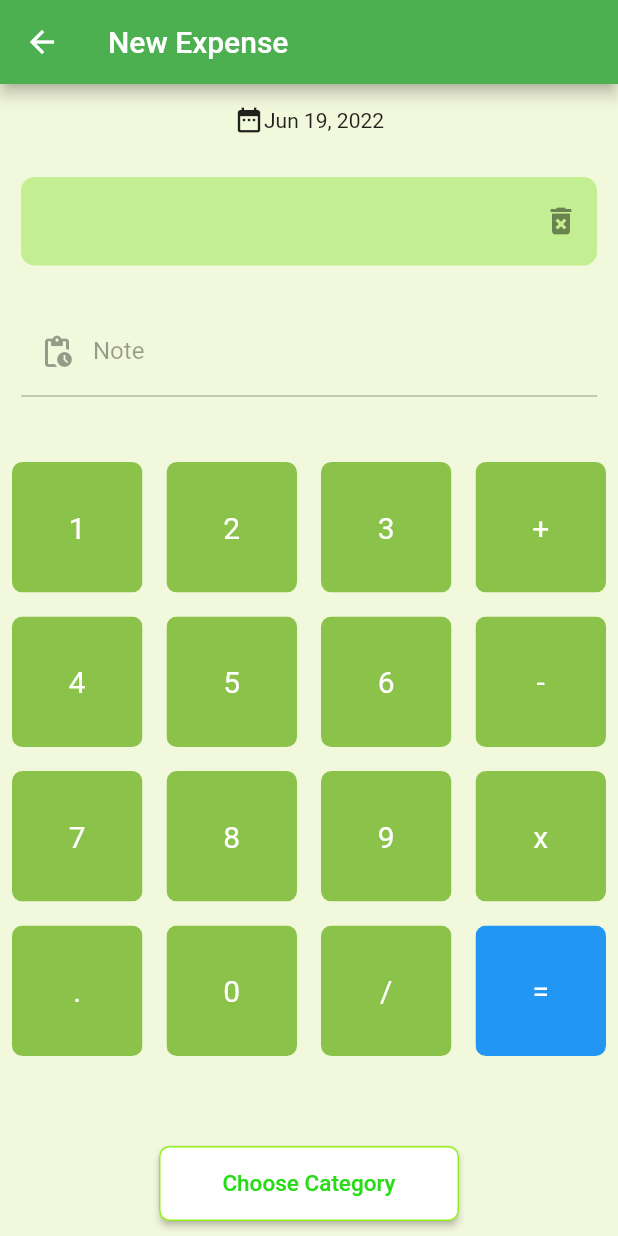
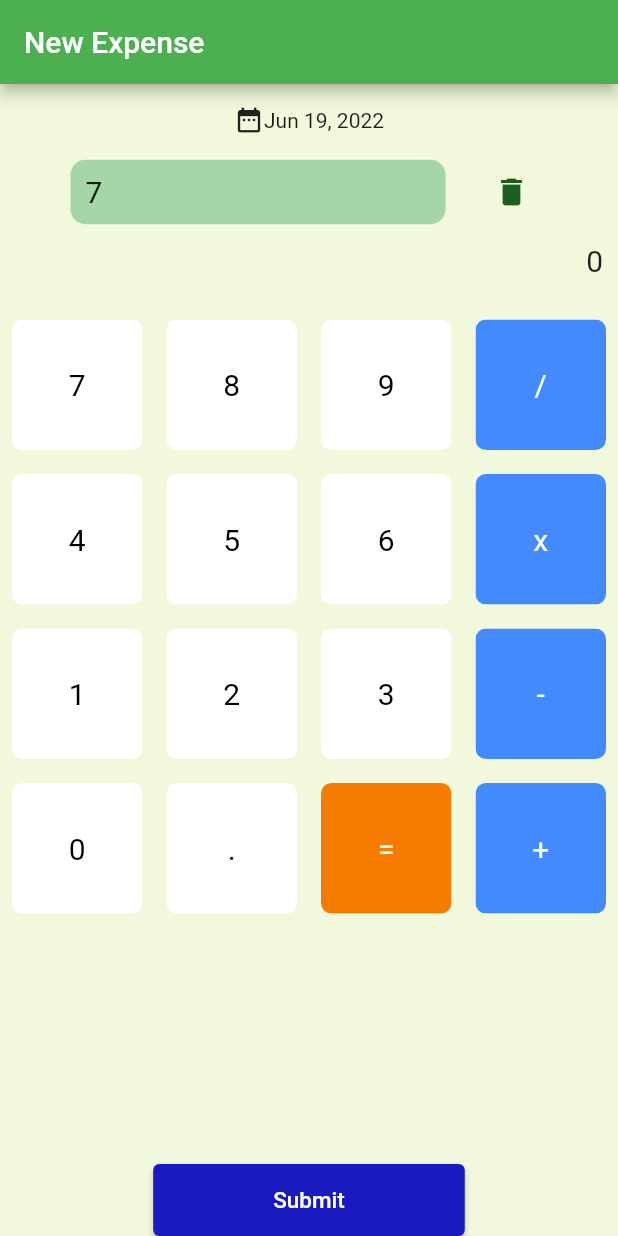
Before and after one commit to mutiadhewanty/money_manage_app, a Flutter app: the PengeluaranScreen screen opened directly, after a tap on an icon or button, on a phone screen of 412 x 824 dp. Run offline on Flutter 3.47's test engine with Material 2 defaults, Android fonts, the phone set to English and light mode, and no system bars; our stand-ins replace math_expressions, pie_chart; network calls fail.

Commit message:
input pengeluaran

```diff
--- a/lib/main.dart
+++ b/lib/main.dart
@@ -2,6 +2,7 @@
 import 'package:money_manage_app/screen/home.dart';
 import 'package:money_manage_app/screen/login.dart';
 import 'package:money_manage_app/screen/pemasukan.dart';
+import 'package:money_manage_app/screen/pengeluaran.dart';
 import 'screen/register.dart';
 
 void main() {
@@ -19,7 +20,7 @@
       theme: ThemeData(
           primaryColor: Colors.white,
           visualDensity: VisualDensity.adaptivePlatformDensity),
-          home: const PemasukanScreen(),
+          home: const PengeluaranScreen(),
     );
   }
 }
--- a/lib/screen/incomeList.dart
+++ b/lib/screen/incomeList.dart
@@ -10,7 +10,27 @@
         title: Text('Income List'),
         backgroundColor: Colors.green,
       ),
-      body: GridView.count(crossAxisCount: 3),
+      body: GridView.count(
+          crossAxisCount: 3,
+          crossAxisSpacing: 10.0,
+          mainAxisSpacing: 10.0,
+          shrinkWrap: true,
+          children: List.generate(20, (index) {
+              return Padding(
+                padding: const EdgeInsets.all(10.0),
+                child: Container(
+                  decoration: BoxDecoration(
+                    image: DecorationImage(
+                      image: NetworkImage('https://images.unsplash.com/photo-1489824904134-891ab64532f1?ixlib=rb-1.2.1&ixid=MnwxMjA3fDB8MHxzZWFyY2h8MTF8fGNhcnxlbnwwfHwwfHw%3D&auto=format&fit=crop&w=500&q=60'),
+                      fit: BoxFit.cover,
+                    ),
+                    borderRadius:
+                    BorderRadius.all(Radius.circular(20.0),),
+                  ),
+                ),
+              );
+            },),
+        ),
     );
   }
 }
--- a/lib/screen/pengeluaran.dart
+++ b/lib/screen/pengeluaran.dart
@@ -1,7 +1,11 @@
+import 'dart:convert';
+
 import 'package:flutter/material.dart';
 import 'dart:core';
 import 'package:intl/intl.dart';
 import 'package:money_manage_app/button/buttons.dart';
+import 'package:math_expressions/math_expressions.dart';
+import 'package:http/http.dart' as http;
 
 class PengeluaranScreen extends StatefulWidget {
   const PengeluaranScreen({Key? key}) : super(key: key);
@@ -16,29 +20,48 @@
   var formatedTanggal = new DateFormat.yMMMd().format(today);
 
   // Action
-  var userQuestion = '';
-  var userAnswer = '';
+  var userInput = '';
+  var answer = '0';
 
   // kalkulator
   final List<String> buttons = [
+    // 'C',
+    // '+/-',
+    // '%',
+    // 'DEL',
+    '7',
+    '8',
+    '9',
+    '/',
+    '4',
+    '5',
+    '6',
+    'x',
     '1',
     '2',
     '3',
+    '-',
+    '0',
+    '.',
+    '=',
     '+',
-    '4',
-    '5',
-    '6',
-    '-',
-    '7',
-    '8',
-    '9',
-    'x',
-    '.',
-    '0',
-    '/',
-    '=',
   ];
+  final String url = 'http://10.0.2.2:8000/api/pengeluaran';
+  Future saveOrder() async {
+    final response = await http.post(Uri.parse(url), body: {
+      "pengeluaran": userInput,
+      "tanggal": formatedTanggal.toString()
+    });
+    print(response.body);
 
+    return json.decode(response.body);
+  }
+
+  Future getPengeluaran() async {
+    var response = await http.get(Uri.parse(url));
+    print(json.decode(response.body));
+    return json.decode(response.body);
+  }
   @override
   Widget build(BuildContext context) {
     return Scaffold(
@@ -65,53 +88,133 @@
                 ],
               ),
             ),
-
             Container(
-              padding: EdgeInsets.all(7.0),
-              margin: EdgeInsets.all(7.0),
-              child: TextField(
-                decoration: InputDecoration(
-                    filled: true,
-                    fillColor: Color.fromARGB(255, 195, 238, 145),
-                    suffixIcon: Icon(Icons.delete_forever),
-                    border: OutlineInputBorder(
-                      borderRadius: BorderRadius.circular(9),
-                      borderSide: BorderSide.none,
+              child: Column(
+                children: [
+                  Row(
+                    mainAxisAlignment: MainAxisAlignment.center,
+                    children: [
+                      Container(
+                          width: 250,
+                          decoration: BoxDecoration(
+                              color: Colors.green.shade200,
+                              borderRadius: BorderRadius.circular(10)),
+                          padding: EdgeInsets.all(10),
+                          alignment: Alignment.centerLeft,
+                          child: Text(
+                            userInput,
+                            style: TextStyle(fontSize: 20),
                           )),
+                      SizedBox(
+                        width: 20,
                       ),
+                      IconButton(
+                          onPressed: () {
+                            setState(() {
+                              userInput = userInput.substring(0,userInput.length-1);
+                            });
+                          },
+                          icon: Icon(Icons.delete, color: Colors.green.shade900,)),
+                    ],
                   ),
                   Container(
-              padding: EdgeInsets.all(7.0),
-              margin: EdgeInsets.all(7.0),
-              child: TextField(
-                decoration: InputDecoration(
-                    enabled: false,
-                    hintText: 'hint',
-                    helperText: 'helper',
-                    labelText: 'Note',
-                    prefixIcon: Icon(Icons.pending_actions_outlined),
-                    counterText: 'counter'),
+                      padding: EdgeInsets.all(10),
+                      alignment: Alignment.centerRight,
+                      child: Text(
+                        answer,
+                        style: TextStyle(fontSize: 20),
+                      )),
+                ],
               ),
+              // padding: EdgeInsets.all(7.0),
+              // margin: EdgeInsets.all(7.0),
+              // child: TextField(
+              //   decoration: InputDecoration(
+              //       filled: true,
+              //       fillColor: Color.fromARGB(255, 195, 238, 145),
+                    // suffixIcon: Icon(Icons.delete_forever),
+              //       border: OutlineInputBorder(
+              //         borderRadius: BorderRadius.circular(9),
+              //         borderSide: BorderSide.none,
+              //       )),
+              // ),
+            ),
+            SizedBox(
+              height: 10,
+            ),
+            Container(
+                // padding: EdgeInsets.all(7.0),
+                // margin: EdgeInsets.all(7.0),
+                // child: TextField(
+                //   decoration: InputDecoration(
+                //       enabled: false,
+                //       hintText: 'hint',
+                //       helperText: 'helper',
+                //       labelText: 'Note',
+                //       prefixIcon: Icon(Icons.pending_actions_outlined),
+                //       counterText: 'counter'),
+                // ),
                 ),
 
+            // Expanded(
+            //     flex: 4,
+            //     child: Container(
+            //       child: Center(
+            //         child: GridView.builder(
+            //             itemCount: buttons.length,
+            //             gridDelegate: SliverGridDelegateWithFixedCrossAxisCount(
+            //                 crossAxisCount: 4),
+            //             itemBuilder: (BuildContext context, int index) {
+            //               if (index == 15) {
+            //                 return ButtonsPengeluaran(
+            //                   buttonText: buttons[index],
+            //                   color: Colors.blue,
+            //                   textColor: Colors.white,
+            //                 );
+            //               }
+            //               // tanda =
+            //               else if (index == buttons.length - 1) {
+            //                 return ButtonsPengeluaran(
+            //                   buttonTapped: () {
+            //                     setState(() {
+            //                       equalPressed();
+            //                     });
+            //                   },
+            //                   buttonText: buttons[index],
+            //                   color: Colors.lightGreen,
+            //                   textColor: Colors.white,
+            //                 );
+            //               } else {
+            //                 return ButtonsPengeluaran(
+            //                   buttonTapped: () {
+            //                     setState(() {
+            //                       userQuestion += buttons[index];
+            //                     });
+            //                   },
+            //                   buttonText: buttons[index],
+            //                   color: isOperator(buttons[index])
+            //                       ? Colors.lightGreen
+            //                       : Colors.lightGreen,
+            //                   textColor: isOperator(buttons[index])
+            //                       ? Colors.white
+            //                       : Colors.white,
+            //                 );
+            //               }
+            //             }),
+            //       ),
+            //     )),
+
             Expanded(
-                flex: 4,
+            flex: 3,
             child: Container(
-                  child: Center(
               child: GridView.builder(
                   itemCount: buttons.length,
                   gridDelegate: SliverGridDelegateWithFixedCrossAxisCount(
                       crossAxisCount: 4),
                   itemBuilder: (BuildContext context, int index) {
-                          if (index == 15) {
-                            return ButtonsPengeluaran(
-                              buttonText: buttons[index],
-                              color: Colors.blue,
-                              textColor: Colors.white,
-                            );
-                          }
-                          // tanda =
-                          else if (index == buttons.length - 1) {
+
+                    // Equal_to Button
+                    if (index == 14) {
                       return ButtonsPengeluaran(
                         buttonTapped: () {
                           setState(() {
@@ -119,44 +222,62 @@
                           });
                         },
                         buttonText: buttons[index],
-                              color: Colors.lightGreen,
+                        color: Colors.orange[700],
                         textColor: Colors.white,
                       );
-                          } else {
+                    }
+
+                    //  other buttons
+                    else {
                       return ButtonsPengeluaran(
                         buttonTapped: () {
                           setState(() {
-                                  userQuestion += buttons[index];
+                            userInput += buttons[index];
                           });
                         },
                         buttonText: buttons[index],
                         color: isOperator(buttons[index])
-                                  ? Colors.lightGreen
-                                  : Colors.lightGreen,
+                            ? Colors.blueAccent
+                            : Colors.white,
                         textColor: isOperator(buttons[index])
                             ? Colors.white
-                                  : Colors.white,
+                            : Colors.black,
                       );
                     }
-                        }),
-                  ),
-                )),
-            // choose category
-            Container(
-              margin: EdgeInsets.all(10),
-              height: 50.0,
-              width: 200.0,
-              child: RaisedButton(
-                shape: RoundedRectangleBorder(
-                    borderRadius: BorderRadius.circular(7.0),
-                    side: BorderSide(color: Color.fromARGB(255, 146, 240, 24))),
-                onPressed: () {},
-                padding: EdgeInsets.all(10.0),
-                color: Colors.white,
-                textColor: Color.fromARGB(255, 39, 219, 22),
-                child: Text("Choose Category", style: TextStyle(fontSize: 15)),
+                  }), // GridView.builder
             ),
           ),
+            // choose category
+            // Container(
+            //   margin: EdgeInsets.all(10),
+            //   height: 50.0,
+            //   width: 200.0,
+            //   child: RaisedButton(
+            //     shape: RoundedRectangleBorder(
+            //         borderRadius: BorderRadius.circular(7.0),
+            //         side: BorderSide(color: Color.fromARGB(255, 146, 240, 24))),
+            //     onPressed: () {},
+            //     padding: EdgeInsets.all(10.0),
+            //     color: Colors.white,
+            //     textColor: Color.fromARGB(255, 39, 219, 22),
+            //     child: Text("Choose Category", style: TextStyle(fontSize: 15)),
+            //   ),
+            // ),
+            Center(
+                  child: ElevatedButton(
+                      style: ElevatedButton.styleFrom(
+                          primary: const Color.fromARGB(255, 25, 27, 193),
+                          padding: EdgeInsets.only(
+                              left: 80, right: 80, top: 15, bottom: 15)),
+                      child: const Text(
+                        'Submit',
+                        style: TextStyle(fontSize: 15),
+                      ),
+                      onPressed: () {
+                        saveOrder();
+
+                      }),
+                )
           ],
         ));
   }
@@ -169,11 +290,13 @@
   }
 
   void equalPressed() {
-    String finalQuestion = userQuestion;
+    String finalQuestion = userInput;
 
-    // Parser p = Parser();
-    // Exception exp = p.parse(finalQuestion);
-    // ContextModel cm = ContextModel();
-    // double eval = exp.evaluate(EveluationType.REAL, cm);
+    Parser p = Parser();
+    Expression exp = p.parse(finalQuestion);
+    ContextModel cm = ContextModel();
+    double eval = exp.evaluate(EvaluationType.REAL, cm);
+
+    answer = eval.toString();
   }
 }
--- a/pubspec.yaml
+++ b/pubspec.yaml
@@ -37,6 +37,7 @@
   http: ^0.13.4
   intl: ^0.17.0
   pie_chart: ^5.3.1
+  math_expressions: ^2.3.1
 
 dev_dependencies:
   flutter_test:
```
Also changed, not shown: pubspec.lock, 1 other file. Lines whose indentation alone changed are shown as unchanged.
